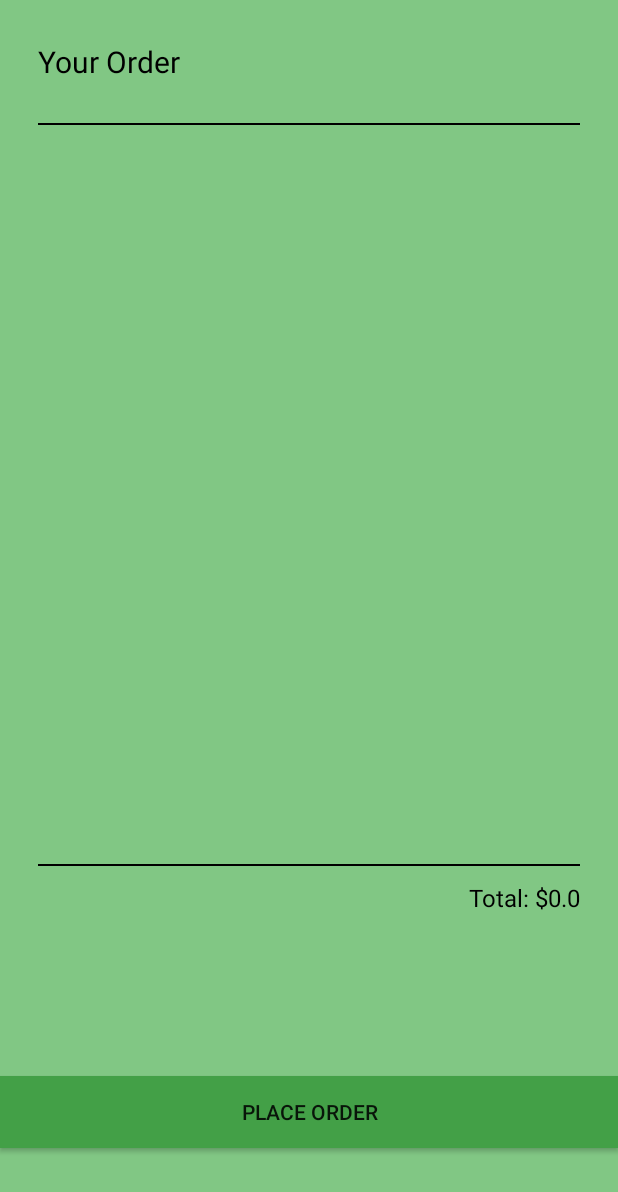
After one commit to gonzalo-m/salad-bar, an Android app: the layout orders_list_activity.xml on its own in the app's theme, with its tools: preview values and no code run, on a phone screen of 412 x 824 dp. The commit adds this screen. Shown: the top 1192 px of the screen. Run offline under Robolectric (Android 15) with nearby library versions, the phone set to English and light mode, and no system bars.

Commit message:
added layout for "list of orders". Activity/java file has not been created yet

```diff
--- /dev/null
+++ b/android/SaladBar/app/src/main/res/drawable/shadow.xml
@@ -0,0 +1,12 @@
+<?xml version="1.0" encoding="utf-8"?>
+<shape xmlns:android="http://schemas.android.com/apk/res/android"
+    android:shape="rectangle">
+
+    <gradient
+        android:startColor="@color/black"
+        android:endColor="@color/black"
+        android:type="linear"
+        android:angle="90"> <!-- Change this value to have the correct shadow angle, must be multiple from 45 -->
+    </gradient>
+
+</shape>
--- /dev/null
+++ b/android/SaladBar/app/src/main/res/layout/orders_list_activity.xml
@@ -0,0 +1,113 @@
+<?xml version="1.0" encoding="utf-8"?>
+<LinearLayout xmlns:android="http://schemas.android.com/apk/res/android"
+    android:orientation="vertical" android:layout_width="match_parent"
+    android:layout_height="match_parent"
+    android:background="@color/colorAccent">
+
+    <RelativeLayout
+        android:layout_width="match_parent"
+        android:layout_height="0dp"
+        android:layout_weight="10">
+
+        <TextView
+            android:layout_width="wrap_content"
+            android:layout_height="wrap_content"
+            android:text="@string/your_order"
+            android:id="@+id/textView"
+            android:layout_centerVertical="true"
+            android:layout_alignParentLeft="true"
+            android:layout_alignParentStart="true"
+            android:layout_marginLeft="25dp"
+            android:layout_marginStart="25dp"
+            android:textSize="20dp"
+            android:textColor="@color/black"/>
+    </RelativeLayout>
+
+    <View
+        android:layout_width="fill_parent"
+        android:layout_height="1dp"
+        android:layout_above="@+id/id_from_your_LinearLayout"
+        android:background="@drawable/shadow"
+        android:layout_marginLeft="25dp"
+        android:layout_marginRight="25dp"
+        xmlns:android="http://schemas.android.com/apk/res/android">
+    </View>
+
+    <RelativeLayout
+        android:layout_width="match_parent"
+        android:layout_height="0dp"
+        android:layout_weight="60"
+        android:layout_marginLeft="10dp"
+        >
+
+        <ListView
+            android:layout_width="wrap_content"
+            android:layout_height="wrap_content"
+            android:id="@+id/listView" />
+    </RelativeLayout>
+
+    <View
+        android:layout_width="fill_parent"
+        android:layout_height="1dp"
+        android:layout_above="@+id/id_from_your_LinearLayout"
+        android:background="@drawable/shadow"
+        android:layout_marginLeft="25dp"
+        android:layout_marginRight="25dp"
+        xmlns:android="http://schemas.android.com/apk/res/android">
+    </View>
+
+    <RelativeLayout
+        android:layout_width="match_parent"
+        android:layout_height="0dp"
+        android:layout_weight="10">
+
+        <TextView
+            android:layout_width="wrap_content"
+            android:layout_height="wrap_content"
+            android:text="@string/total_amount"
+            android:id="@+id/textView_order_total_amount"
+            android:layout_alignParentTop="true"
+            android:layout_alignParentRight="true"
+            android:layout_alignParentEnd="true"
+            android:layout_marginRight="25dp"
+            android:layout_marginTop="10dp"
+            android:textColor="@color/black"
+            android:textSize="16dp"/>
+
+        <TextView
+            android:layout_width="wrap_content"
+            android:layout_height="wrap_content"
+            android:text="@string/total"
+            android:id="@+id/textView3"
+            android:layout_alignParentTop="true"
+            android:layout_toLeftOf="@+id/textView_order_total_amount"
+            android:layout_toStartOf="@+id/textView_order_total_amount"
+            android:layout_marginTop="10dp"
+            android:textColor="@color/black"
+            android:textSize="16dp"/>
+    </RelativeLayout>
+
+    <RelativeLayout
+        android:layout_width="match_parent"
+        android:layout_height="0dp"
+        android:layout_weight="20">
+
+        <!--<Button
+            android:layout_width="wrap_content"
+            android:layout_height="wrap_content"
+            android:text="@string/place_order"
+            android:id="@+id/button_place_order"
+            android:layout_centerVertical="true"
+            android:layout_centerHorizontal="true"
+            android:background="@color/colorPrimary"/>-->
+        <Button
+            style="?android:attr/buttonStyleSmall"
+            android:layout_width="match_parent"
+            android:layout_height="wrap_content"
+            android:text="@string/place_order"
+            android:id="@+id/button_place_order"
+            android:layout_centerVertical="true"
+            android:layout_centerHorizontal="true"
+            android:background="@color/colorPrimary"/>
+    </RelativeLayout>
+</LinearLayout>
--- /dev/null
+++ b/android/SaladBar/app/src/main/res/values/colors.xml
@@ -0,0 +1,11 @@
+<?xml version="1.0" encoding="utf-8"?>
+<resources>
+    <color name="black">#000000</color>
+    <color name="white">#ffffff</color>
+    <color name="gray">#212121</color>
+    <color name="transparent">#00000000</color>
+    <color name="green">#1B5E20</color>
+    <color name="red">#DD2C00</color>
+    <color name="colorPrimary">#43a047</color>
+    <color name="colorAccent">#81c784</color>
+</resources>
--- a/android/SaladBar/app/src/main/res/values/strings.xml
+++ b/android/SaladBar/app/src/main/res/values/strings.xml
@@ -11,4 +11,9 @@
     <string name="action_example">Example action</string>
 
     <string name="action_settings">Settings</string>
+
+    <string name="your_order">Your Order</string>
+    <string name="total">Total: $</string>
+    <string name="total_amount">0.0</string>
+    <string name="place_order">Place Order</string>
 </resources>
```
